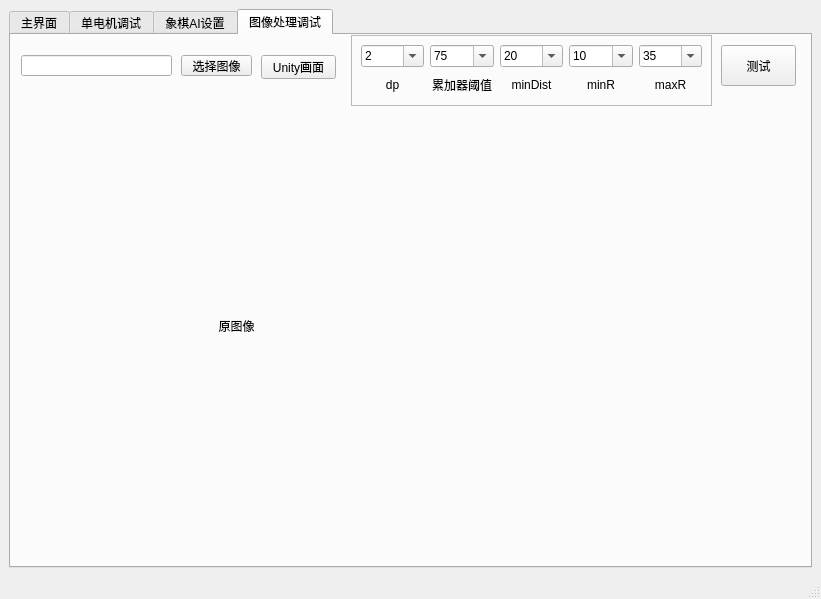
Above: mainwindow.ui from bcbs-352/ChineseChess_RobotArm_Upper before the change. Below: the same form after it.
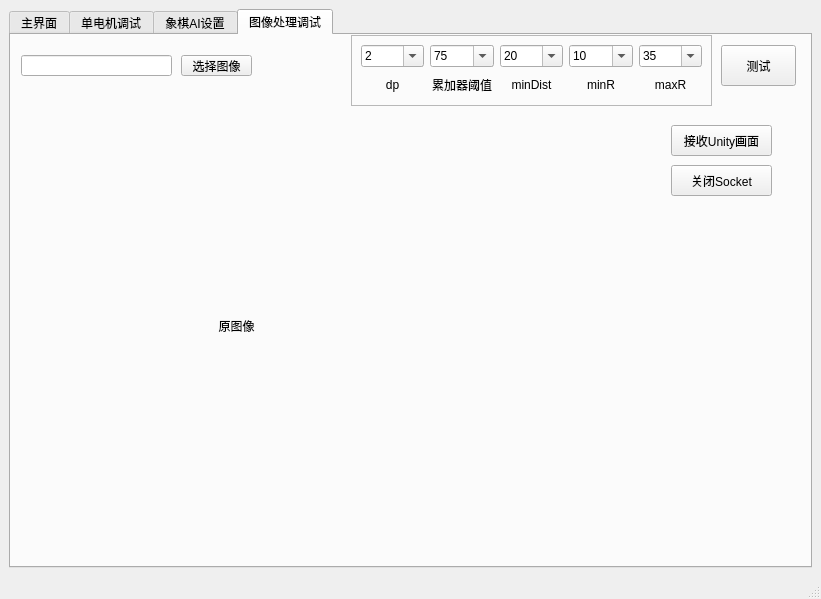
That is the form after the change.

```diff
--- a/mainwindow.ui
+++ b/mainwindow.ui
@@ -1006,14 +1006,14 @@
        <widget class="QPushButton" name="pushButton">
         <property name="geometry">
          <rect>
-          <x>250</x>
-          <y>20</y>
-          <width>75</width>
-          <height>24</height>
+          <x>660</x>
+          <y>90</y>
+          <width>101</width>
+          <height>31</height>
          </rect>
         </property>
         <property name="text">
-         <string>Unity画面</string>
+         <string>接收Unity画面</string>
         </property>
        </widget>
        <widget class="QFrame" name="frame_3">
@@ -1144,6 +1144,19 @@
          </item>
         </layout>
        </widget>
+       <widget class="QPushButton" name="btn_close_socket">
+        <property name="geometry">
+         <rect>
+          <x>660</x>
+          <y>130</y>
+          <width>101</width>
+          <height>31</height>
+         </rect>
+        </property>
+        <property name="text">
+         <string>关闭Socket</string>
+        </property>
+       </widget>
       </widget>
      </widget>
     </item>
```
Left out of the diff: 2 changed lines with no effect on the pictures.
